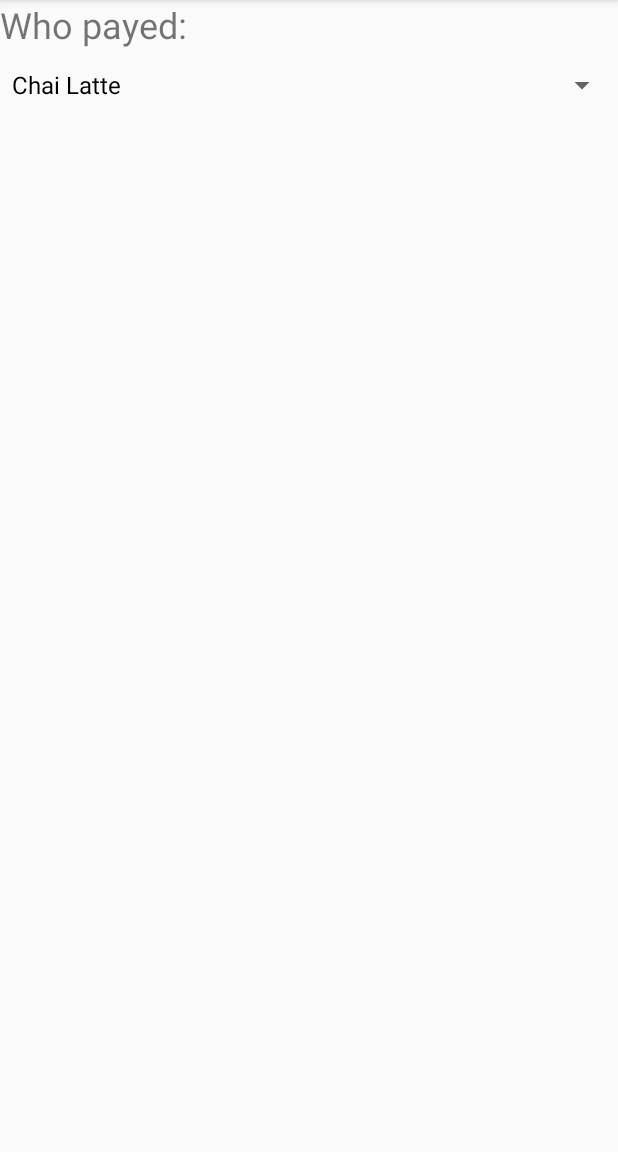
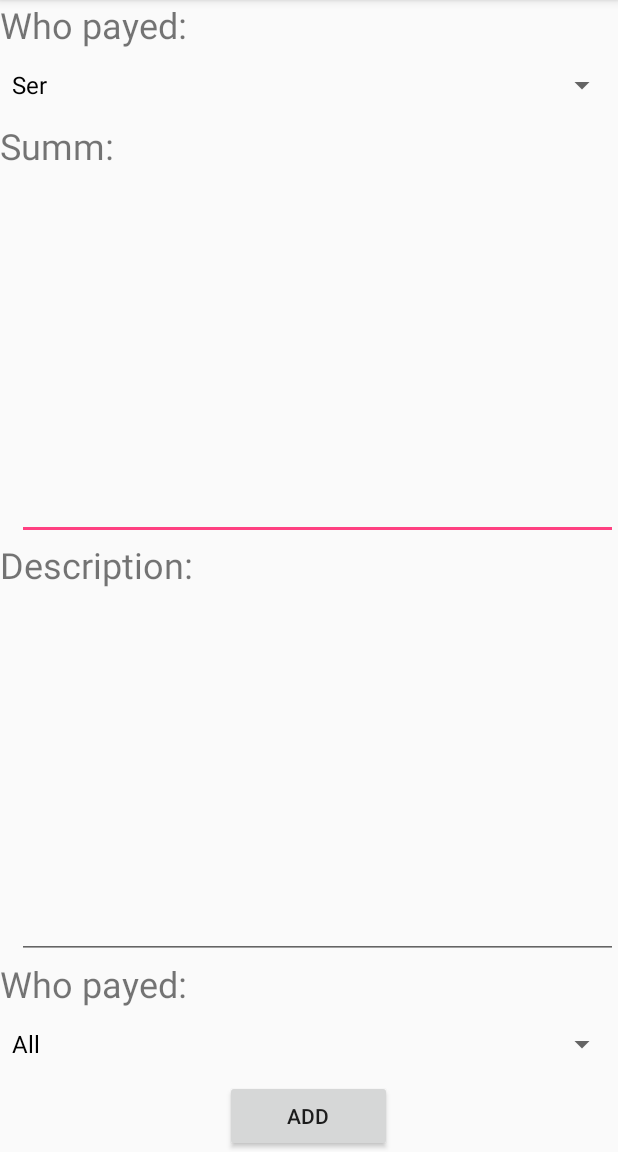
Before and after one commit to seriyalexandrov/TravelDebtsAndroid, an Android app: the AddDeptActivity screen opened directly, with no data from a screen before it, on a phone screen of 412 x 824 dp, the part 84-1236 px from its top. Run offline under Robolectric (Android 15) with nearby library versions, the phone set to English and light mode, and no system bars.

Commit message:
Add dept activity first version without implementation

```diff
--- a/app/src/main/java/com/seriyalexandrov/traveldepts/AddDeptActivity.java
+++ b/app/src/main/java/com/seriyalexandrov/traveldepts/AddDeptActivity.java
@@ -1,11 +1,13 @@
 package com.seriyalexandrov.traveldepts;
 
+import android.content.Intent;
 import android.os.Bundle;
 import android.support.v7.app.AppCompatActivity;
 import android.view.View;
 import android.widget.ArrayAdapter;
 import android.widget.Button;
 import android.widget.Spinner;
+import android.widget.Toast;
 
 public class AddDeptActivity extends AppCompatActivity implements View.OnClickListener {
 
@@ -15,23 +17,39 @@ public class AddDeptActivity extends AppCompatActivity implements View.OnClickLi
         setContentView(R.layout.activity_add_dept);
 
         loadTravellerSpinnerContent();
+        loadDeptorsSpinnerContert();
 
-        final Button addDeptButton = (Button) findViewById(R.id.addDebtButton);
-//        addDeptButton.setOnClickListener(this);
+        final Button addDeptButton = (Button) findViewById(R.id.addDebtDeptButton);
+        addDeptButton.setOnClickListener(this);
     }
 
     private void loadTravellerSpinnerContent() {
 
-        Spinner spinner = (Spinner) findViewById(R.id.travellersSpinner);
-        String[] items = new String[] { "Chai Latte", "Green Tea", "Black Tea" };
+        Spinner travellersSpinner = (Spinner) findViewById(R.id.travellersDeptSpinner);
+        String[] items = new String[] { "Ser", "Ann", "Tag", "Kolian" };
         ArrayAdapter<CharSequence> adapter =
                 new ArrayAdapter<CharSequence>(this, android.R.layout.simple_spinner_dropdown_item, items);
-        spinner.setAdapter(adapter);
+        travellersSpinner.setAdapter(adapter);
+    }
+
+    private void loadDeptorsSpinnerContert() {
+        Spinner deptType = (Spinner) findViewById(R.id.deptTypeDeptSpinner);
+        String[] items = new String[] {"All", "Ser", "Ann", "Tag", "Kolian"};
+        ArrayAdapter<CharSequence> adapter =
+                new ArrayAdapter<CharSequence>(this, android.R.layout.simple_spinner_dropdown_item, items);
+        deptType.setAdapter(adapter);
     }
 
 
     @Override
     public void onClick(View view) {
-
+        switch (view.getId()) {
+            case R.id.addDebtDeptButton : {
+                Intent i = new Intent(AddDeptActivity.this, DeptsActivity.class);
+                i.setFlags(Intent.FLAG_ACTIVITY_REORDER_TO_FRONT);
+                startActivity(i);
+                break;
+            }
+        }
     }
 }
--- a/app/src/main/res/layout/activity_add_dept.xml
+++ b/app/src/main/res/layout/activity_add_dept.xml
@@ -12,7 +12,57 @@
         android:textSize="24sp">
     </TextView>
     <Spinner
-        android:id="@+id/travellersSpinner"
+        android:id="@+id/travellersDeptSpinner"
         android:layout_width="fill_parent"
         android:layout_height="wrap_content" />
+
+    <TextView
+        android:layout_width="wrap_content"
+        android:layout_height="wrap_content"
+        android:text="Summ:"
+        android:layout_gravity="left"
+        android:textSize="24sp">
+    </TextView>
+    <EditText
+        android:layout_height="wrap_content"
+        android:layout_weight="1"
+        android:layout_marginLeft="5pt"
+        android:id="@+id/deptDeptSumm"
+        android:layout_width="match_parent"
+        android:inputType="numberDecimal">
+    </EditText>
+
+    <TextView
+        android:layout_width="wrap_content"
+        android:layout_height="wrap_content"
+        android:text="Description:"
+        android:layout_gravity="left"
+        android:textSize="24sp">
+    </TextView>
+    <EditText
+        android:layout_height="wrap_content"
+        android:layout_weight="1"
+        android:layout_marginLeft="5pt"
+        android:id="@+id/deptDescription"
+        android:layout_width="match_parent"
+        android:inputType="text">
+     </EditText>
+
+    <TextView
+        android:layout_width="wrap_content"
+        android:layout_height="wrap_content"
+        android:text="Who payed:"
+        android:layout_gravity="left"
+        android:textSize="24sp">
+    </TextView>
+    <Spinner
+        android:id="@+id/deptTypeDeptSpinner"
+        android:layout_width="fill_parent"
+        android:layout_height="wrap_content" />
+    <Button
+        android:id="@+id/addDebtDeptButton"
+        android:layout_width="50pt"
+        android:layout_height="wrap_content"
+        android:layout_gravity="bottom|center"
+        android:text="Add"/>
 </LinearLayout>
```
